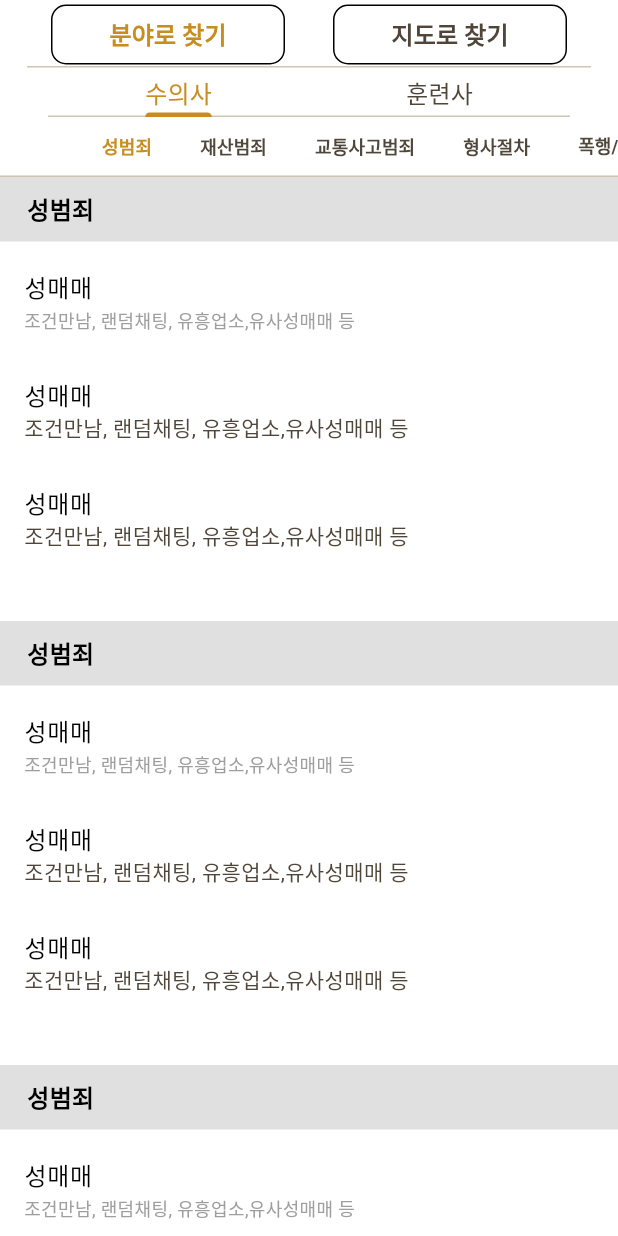
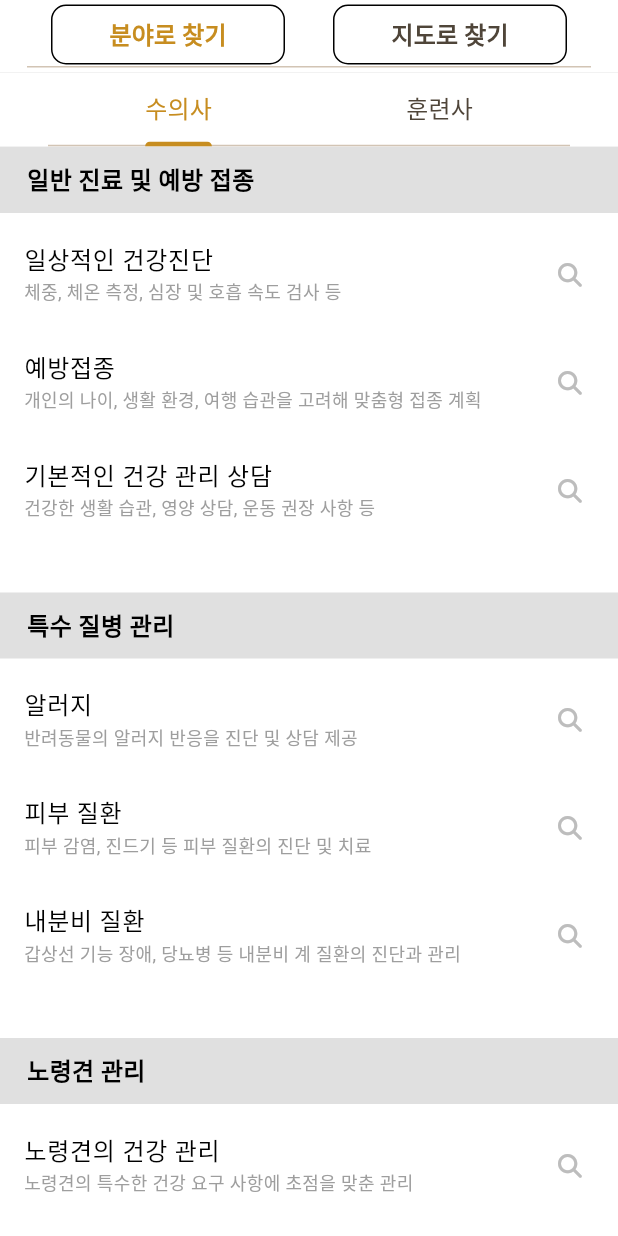
Before and after one commit to sangmin9580/-, a Flutter app: the ProfessorScreen widget shown alone on an empty page, opened directly, on a phone screen of 412 x 824 dp. Run offline on Flutter 3.47's test engine with Material 3 defaults, Android fonts, the phone set to English and light mode, and no system bars; our stand-ins replace flex_color_scheme, flutter_riverpod, font_awesome_flutter, go_router.

Commit message:
전문가마무리중

```diff
--- a/lib/professor/view/professor_screen.dart
+++ b/lib/professor/view/professor_screen.dart
@@ -1,8 +1,12 @@
 import 'package:flutter/material.dart';
 import 'package:flutter_riverpod/flutter_riverpod.dart';
+
 import 'package:project/constants/default.dart';
-import 'package:project/constants/gaps.dart';
+
 import 'package:project/constants/sizes.dart';
+import 'package:project/professor/widgets/persistenttabbar/subpersistenttabbar.dart';
+
+import '../widgets/item.dart';
 
 class ProfessorScreen extends ConsumerStatefulWidget {
   const ProfessorScreen({super.key});
@@ -14,29 +18,48 @@ class ProfessorScreen extends ConsumerStatefulWidget {
 
 class _ProfessorScreenState extends ConsumerState<ProfessorScreen>
     with TickerProviderStateMixin {
-  int _selectedIndex = 0; // 선택된 메인 탭의 인덱스를 추적하기 위한 변수
-
   late final TabController _mainTabController;
-
   late final TabController _subTabController;
 
-  late final TabController _consultantclassTabController;
-  late final TabController _trainerclassTabController; // 추가된 컨트롤러
+  int _subSelectedIndex = 0;
+  // late final TabController _vetclassTabController;
+  // late final TabController _trainerclassTabController; // 추가된 컨트롤러
+
+  // final List<GlobalKey> _vetItemKeys =
+  //     List.generate(6, (index) => GlobalKey()); // 위치를 조정하기 위한 globalkey
 
   @override
   void initState() {
     super.initState();
     _mainTabController = TabController(length: 2, vsync: this);
     _subTabController = TabController(length: 2, vsync: this);
-    _consultantclassTabController = TabController(length: 7, vsync: this);
-    _trainerclassTabController = TabController(length: 7, vsync: this);
 
-    _subTabController.addListener(() {
-      if (!mounted) return;
-      setState(() {
-        _selectedIndex = _subTabController.index;
-      });
-    });
+    // _vetclassTabController.addListener(
+    //   () {
+    //     if (_vetclassTabController.indexIsChanging) {
+    //       switch (_vetclassTabController.index) {
+    //         case 0: // '일반 진료 및 예방 접종' 탭의 경우
+    //           _scrollToItem(_vetItemKeys[0]);
+    //           break;
+    //         case 1: // "특수질병관리" 탭의 경우
+    //           _scrollToItem(_vetItemKeys[1]);
+    //           break;
+    //         case 2: // '노령견관리' 탭의 경우
+    //           _scrollToItem(_vetItemKeys[2]);
+    //           break;
+    //         case 3: // '응급처치' 탭의 경우
+    //           _scrollToItem(_vetItemKeys[3]);
+    //           break;
+    //         case 4: // '생식 건강' 탭의 경우
+    //           _scrollToItem(_vetItemKeys[4]);
+    //           break;
+    //         case 5: // '기타' 탭의 경우
+    //           _scrollToItem(_vetItemKeys[5]);
+    //           break;
+    //       }
+    //     }
+    //   },
+    // );
 
     _mainTabController.addListener(() {
       if (!mounted) return;
@@ -45,25 +68,27 @@ class _ProfessorScreenState extends ConsumerState<ProfessorScreen>
         // 필요한 경우 관련 로직을 추가할 수 있습니다.
       });
     });
+
+    _subTabController.addListener(() {
+      if (!mounted) return;
+
+      setState(() {
+        _subSelectedIndex = _subTabController.index;
+      });
+    });
   }
 
   @override
   void dispose() {
     _mainTabController.dispose();
     _subTabController.dispose();
-    _consultantclassTabController.dispose();
+
     super.dispose();
   }
 
   @override
   Widget build(BuildContext context) {
-    return Theme(
-      data: Theme.of(context).copyWith(
-        appBarTheme: const AppBarTheme(
-          elevation: 0,
-        ),
-      ),
-      child: NestedScrollView(
+    return NestedScrollView(
       headerSliverBuilder: (context, innerBoxIsScrolled) {
         return [
           SliverToBoxAdapter(
@@ -136,22 +161,21 @@ class _ProfessorScreenState extends ConsumerState<ProfessorScreen>
               tabController: _subTabController,
             ),
           ),
-            if (_mainTabController.index == 0) ...[
-              if (_selectedIndex == 0)
-                SliverPersistentHeader(
-                  pinned: true,
-                  delegate: ClassPersistentTabBar(
-                    tabController: _consultantclassTabController,
-                  ),
-                ),
-              if (_selectedIndex == 1)
-                SliverPersistentHeader(
-                  pinned: true,
-                  delegate: TrainerPersistentTabBar(
-                    tabController: _trainerclassTabController,
-                  ),
-                ),
-            ]
+
+          // if (_selectedIndex == 0)
+          //   SliverPersistentHeader(
+          //     pinned: true,
+          //     delegate: VetPersistentTabBar(
+          //       tabController: _vetclassTabController,
+          //     ),
+          //   ),
+          // if (_selectedIndex == 1)
+          //   SliverPersistentHeader(
+          //     pinned: true,
+          //     delegate: TrainerPersistentTabBar(
+          //       tabController: _trainerclassTabController,
+          //     ),
+          //   ),
         ];
       },
       body: TabBarView(
@@ -161,200 +185,240 @@ class _ProfessorScreenState extends ConsumerState<ProfessorScreen>
           TabBarView(
             controller: _subTabController,
             children: [
-                // '수의사' 선택 시의 컨텐츠
               ListView.builder(
-                  itemBuilder: (context, index) {
-                    return Column(
+                itemCount: 1,
+                itemBuilder: (context, index) => Column(
                   children: [
-                        Container(
-                          width: MediaQuery.of(context).size.width,
-                          color: Colors.grey.shade300,
-                          child: Padding(
-                            padding: const EdgeInsets.symmetric(
-                              vertical: Sizes.size10,
-                              horizontal: horizontalPadding,
+                    ProfessorItems(
+                      headertitle: "일반 진료 및 예방 접종",
+                      items: [
+                        Item(
+                          title: "일상적인 건강진단",
+                          subtitle: "체중, 체온 측정, 심장 및 호흡 속도 검사 등",
                         ),
-                            child: Text(
-                              "성범죄",
-                              style: TextStyle(
-                                fontSize: Theme.of(context)
-                                    .textTheme
-                                    .titleMedium!
-                                    .fontSize,
-                                fontWeight: FontWeight.w600,
+                        Item(
+                          title: "예방접종",
+                          subtitle: "개인의 나이, 생활 환경, 여행 습관을 고려해 맞춤형 접종 계획",
+                        ),
+                        Item(
+                          title: "기본적인 건강 관리 상담",
+                          subtitle: "건강한 생활 습관, 영양 상담, 운동 권장 사항 등",
+                        ),
+                      ],
+                    ),
+                    ProfessorItems(
+                      headertitle: "특수 질병 관리",
+                      items: [
+                        Item(
+                          title: "알러지",
+                          subtitle: "반려동물의 알러지 반응을 진단 및 상담 제공",
+                        ),
+                        Item(
+                          title: "피부 질환",
+                          subtitle: "피부 감염, 진드기 등 피부 질환의 진단 및 치료",
+                        ),
+                        Item(
+                          title: "내분비 질환",
+                          subtitle: "갑상선 기능 장애, 당뇨병 등 내분비 계 질환의 진단과 관리",
+                        ),
+                      ],
+                    ),
+                    ProfessorItems(
+                      headertitle: "노령견 관리",
+                      items: [
+                        Item(
+                          title: "노령견의 건강 관리",
+                          subtitle: "노령견의 특수한 건강 요구 사항에 초점을 맞춘 관리",
+                        ),
+                        Item(
+                          title: "영양",
+                          subtitle: "반려동물의 나이, 건강 상태, 활동 수준에 맞는 영양 상담",
+                        ),
+                        Item(
+                          title: "일상 생활의 편의 제공",
+                          subtitle: "반려동물의 삶의 질 향상을 위한 일상 생활의 편의 제공",
+                        ),
+                      ],
+                    ),
+                    ProfessorItems(
+                      headertitle: "응급 처치 및 사고 대비",
+                      items: [
+                        Item(
+                          title: "응급 상황",
+                          subtitle: "응급 상황 발생 시 신속하고 효과적인 대응 방법",
+                        ),
+                        Item(
+                          title: "사고 예방",
+                          subtitle:
+                              "가정 내 안전 조치, 외출 시 안전 수칙, 독성 식물/물질 회피 방안 등 제공",
+                        ),
+                      ],
+                    ),
+                    ProfessorItems(
+                      headertitle: "생식 건강 및 관리",
+                      items: [
+                        Item(
+                          title: "임신",
+                          subtitle: "임신 기간 동안 필요한 영양, 운동, 건강 모니터링에 대한 전문적 조언",
+                        ),
+                        Item(
+                          title: "출산 관련 상담 및 건강 관리",
+                          subtitle: "출산 전 후의 준비 및 주의사항",
+                        ),
+                      ],
+                    ),
+                    ProfessorItems(
+                      headertitle: "기타",
+                      items: [
+                        Item(
+                          title: "기타",
+                          subtitle: "기타 문의하세요",
+                        ),
+                      ],
+                    ),
+                  ],
                 ),
               ),
+              // '수의사' 선택 시의 컨텐츠
+              // '훈련사' 선택 시의 컨텐츠
+              ListView.builder(
+                itemCount: 1,
+                itemBuilder: (context, index) => Column(
+                  children: [
+                    ProfessorItems(
+                      headertitle: "기본 순종 훈련",
+                      items: [
+                        Item(
+                          title: "기본적인 순종 훈련 상담",
+                          subtitle: "앉기, 기다리기, 옆에 걷기와 같은 기본 명령어 숙달",
+                        ),
+                      ],
+                    ),
+                    ProfessorItems(
+                      headertitle: "행동 수정",
+                      items: [
+                        Item(
+                          title: "문제 행동 수정 방법 제공",
+                          subtitle:
+                              "공격성, 짖음, 파괴 행동 등의 문제 행동을 인식하고 수정하기 위한 행동 치료 기법",
+                        ),
+                      ],
+                    ),
+                    ProfessorItems(
+                      headertitle: "고급 훈련 및 스포츠",
+                      items: [
+                        Item(
+                          title: "고급 훈련 방법과 경쟁 준비",
+                          subtitle:
+                              "애견 스포츠, 트릭 훈련, 장애물 코스 통과 등을 포함한 고급 훈련 프로그램",
+                        ),
+                      ],
+                    ),
+                    ProfessorItems(
+                      headertitle: "사회화 및 적응 훈련",
+                      items: [
+                        Item(
+                          title: "적절한 상호작용 및 적응 훈련",
+                          subtitle:
+                              "다른 동물이나 사람과의 긍정적인 상호작용 촉진 및 다양한 환경에 효과적으로 적응",
+                        ),
+                      ],
+                    ),
+                    ProfessorItems(
+                      headertitle: "분리 불안 해소",
+                      items: [
+                        Item(
+                          title: "분리 불안 해소 전략 및 훈련",
+                          subtitle: "주인과 떨어져 있을 때 발생하는 불안 감소를 위한 방법",
+                        ),
+                      ],
+                    ),
+                    ProfessorItems(
+                      headertitle: "이동 및 여행 훈련",
+                      items: [
+                        Item(
+                          title: "여행 시 준비 및 훈련 상담",
+                          subtitle:
+                              "차량 이동, 대중교통 이용, 여행 시 필요한 준비 사항 및 반려견의 편안함을 위한 훈련",
+                        ),
+                      ],
+                    ),
+                  ],
                 ),
               ),
-                        Gaps.v5,
-                        ListTile(
-                          title: const Text("성매매"),
-                          subtitle: Text(
-                            "조건만남, 랜덤채팅, 유흥업소,유사성매매 등",
-                            style: TextStyle(
-                              color: Colors.grey.shade500,
-                              fontSize: Theme.of(context)
-                                  .textTheme
-                                  .bodySmall!
-                                  .fontSize,
-                            ),
-                          ),
-                        ),
-                        const ListTile(
-                          title: Text("성매매"),
-                          subtitle: Text(
-                            "조건만남, 랜덤채팅, 유흥업소,유사성매매 등",
-                          ),
-                        ),
-                        const ListTile(
-                          title: Text("성매매"),
-                          subtitle: Text(
-                            "조건만남, 랜덤채팅, 유흥업소,유사성매매 등",
-                          ),
-                        ),
-                        Gaps.v32,
-                      ],
-                    );
-                  },
-                ),
-                // '훈련사' 선택 시의 컨텐츠
-                Container(color: Colors.blue),
             ],
           ),
           // '지도로 찾기' 탭의 화면
-            Container(color: Colors.green),
+
+          if (_subSelectedIndex == 0)
+            ListView.builder(
+              itemCount: 1,
+              itemBuilder: (context, index) => Column(
+                children: [
+                  ProfessorItems(
+                    headertitle: "서울특별시",
+                    items: [
+                      Item(
+                        title: "서울 서초/강남",
+                      ),
+                      Item(
+                        title: "서울 강동/송파",
+                      ),
+                      Item(
+                        title: "서울 강서/양천/영등포/구로",
+                      ),
+                      Item(
+                        title: "도봉/강북/성북/노원",
+                      ),
+                      Item(
+                        title: "동대문/성동/광진/중랑",
+                      ),
+                      Item(
+                        title: "종로/중구/용산",
+                      ),
+                      Item(
+                        title: "서대문/마포/은평",
+                      ),
+                      Item(
+                        title: "동작/관악/금천",
+                      ),
                     ],
                   ),
+                  ProfessorItems(
+                    headertitle: "경기도",
+                    items: [
+                      Item(
+                        title: "수원/화성/용인",
+                      ),
+                      Item(
+                        title: "안산/시흥/광명/안양",
+                      ),
+                      Item(
+                        title: "성남/광주/하남",
+                      ),
+                      Item(
+                        title: "고양/김포/파주",
+                      ),
+                      Item(
+                        title: "의정부/남양주/구리",
+                      ),
+                      Item(
+                        title: "평택/오산/안성",
+                      ),
+                      Item(
+                        title: "여주/이천/양평",
+                      ),
+                    ],
+                  ),
+                ],
+              ),
+            ),
+          if (_subSelectedIndex == 1)
+            Container(
+              color: Colors.red,
+            )
+        ],
       ),
     );
   }
 }
-
-class SubPersistentTabBar extends SliverPersistentHeaderDelegate {
-  final TabController tabController;
-
-  SubPersistentTabBar({required this.tabController});
-  @override
-  Widget build(
-      BuildContext context, double shrinkOffset, bool overlapsContent) {
-    return SizedBox(
-      height: 30,
-      child: TabBar(
-        splashFactory: NoSplash.splashFactory,
-        padding: const EdgeInsets.symmetric(
-          horizontal: Sizes.size32,
-        ),
-        controller: tabController,
-        tabs: const [
-          Text(
-            "수의사",
-          ),
-          Text(
-            "훈련사",
-          ),
-        ],
-        labelStyle: TextStyle(
-          fontSize: Theme.of(context).textTheme.titleMedium!.fontSize,
-          fontWeight: FontWeight.w500,
-        ),
-      ),
-    );
-  }
-
-  @override
-  double get maxExtent => 30;
-
-  @override
-  double get minExtent => 30;
-
-  @override
-  bool shouldRebuild(covariant SliverPersistentHeaderDelegate oldDelegate) {
-    return false;
-  }
-}
-
-class ClassPersistentTabBar extends SliverPersistentHeaderDelegate {
-  final TabController tabController;
-
-  ClassPersistentTabBar({required this.tabController});
-  @override
-  Widget build(
-      BuildContext context, double shrinkOffset, bool overlapsContent) {
-    return SizedBox(
-      height: 40,
-      child: TabBar(
-        indicatorColor: Colors.transparent,
-        splashFactory: NoSplash.splashFactory,
-        padding: const EdgeInsets.symmetric(
-          vertical: 3,
-        ),
-        controller: tabController,
-        isScrollable: true,
-        tabs: const [
-          Text("성범죄"),
-          Text("재산범죄"),
-          Text("교통사고범죄"),
-          Text("형사절차"),
-          Text("폭행/협박"),
-          Text("명예훼손/모욕"),
-          Text("기타"),
-        ],
-        labelStyle: TextStyle(
-            fontSize: Theme.of(context).textTheme.bodySmall!.fontSize,
-            fontWeight: FontWeight.w600),
-      ),
-    );
-  }
-
-  @override
-  double get maxExtent => 40;
-
-  @override
-  double get minExtent => 40;
-
-  @override
-  bool shouldRebuild(covariant SliverPersistentHeaderDelegate oldDelegate) {
-    return false;
-  }
-}
-
-class TrainerPersistentTabBar extends SliverPersistentHeaderDelegate {
-  final TabController tabController;
-
-  TrainerPersistentTabBar({required this.tabController});
-  @override
-  Widget build(
-      BuildContext context, double shrinkOffset, bool overlapsContent) {
-    return SizedBox(
-      height: 40,
-      child: TabBar(
-        splashFactory: NoSplash.splashFactory,
-        padding: const EdgeInsets.symmetric(
-          vertical: 3,
-        ),
-        controller: tabController,
-        isScrollable: true,
-        tabs: const [
-          Text("훈련"),
-          Text("기초훈련"),
-          Text("복종훈련"),
-          Text("대회훈련"),
-          Text("재활훈련"),
-          Text("임신훈련"),
-          Text("기타"),
-        ],
-      ),
-    );
-  }
-
-  @override
-  double get maxExtent => 40;
-
-  @override
-  double get minExtent => 40;
-
-  @override
-  bool shouldRebuild(covariant SliverPersistentHeaderDelegate oldDelegate) {
-    return false;
-  }
-}
--- /dev/null
+++ b/lib/professor/widgets/item.dart
@@ -0,0 +1,78 @@
+import 'package:flutter/material.dart';
+import 'package:font_awesome_flutter/font_awesome_flutter.dart';
+
+import '../../constants/default.dart';
+import '../../constants/gaps.dart';
+import '../../constants/sizes.dart';
+
+class ProfessorItems extends StatelessWidget {
+  const ProfessorItems({
+    super.key,
+    required this.headertitle,
+    required this.items,
+  });
+
+  final String headertitle;
+  final List<Item> items;
+
+  @override
+  Widget build(BuildContext context) {
+    final searchFaicon = FaIcon(
+      FontAwesomeIcons.magnifyingGlass,
+      size: Theme.of(context).textTheme.titleMedium!.fontSize,
+      color: Colors.grey.shade400,
+    );
+
+    final listileTextStyle = TextStyle(
+      color: Colors.grey.shade500,
+      fontSize: Theme.of(context).textTheme.bodySmall!.fontSize,
+    );
+
+    return Column(
+      children: [
+        Container(
+          width: MediaQuery.of(context).size.width,
+          color: Colors.grey.shade300,
+          child: Padding(
+            padding: const EdgeInsets.symmetric(
+              vertical: Sizes.size10,
+              horizontal: horizontalPadding,
+            ),
+            child: Text(
+              headertitle,
+              style: TextStyle(
+                fontSize: Theme.of(context).textTheme.titleMedium!.fontSize,
+                fontWeight: FontWeight.w600,
+              ),
+            ),
+          ),
+        ),
+        Gaps.v5,
+        ...items.map(
+          (item) {
+            return ListTile(
+              title: Text(item.title),
+              subtitle: Text(
+                item.subtitle,
+                style: listileTextStyle,
+              ),
+              trailing: searchFaicon,
+            );
+          },
+        ),
+        Gaps.v32,
+      ],
+    );
+  }
+}
+
+class Item {
+  // 전문가들 탭에 Listile개수에 따라 map함수를 쓰기위해서 만든 class
+  final String title;
+  final String subtitle;
+
+  Item({
+    required this.title,
+    this.subtitle = '',
+  });
+}
--- /dev/null
+++ b/lib/professor/widgets/persistenttabbar/subpersistenttabbar.dart
@@ -0,0 +1,54 @@
+import 'package:flutter/material.dart';
+import 'package:project/constants/sizes.dart';
+
+class SubPersistentTabBar extends SliverPersistentHeaderDelegate {
+  final TabController tabController;
+
+  SubPersistentTabBar({required this.tabController});
+  @override
+  Widget build(
+      BuildContext context, double shrinkOffset, bool overlapsContent) {
+    return Container(
+      decoration: BoxDecoration(
+        color: Colors.white,
+        border: Border.symmetric(
+          horizontal: BorderSide(
+            width: 0.5,
+            color: Colors.grey.shade200,
+          ),
+        ),
+      ),
+      height: 50,
+      child: TabBar(
+        splashFactory: NoSplash.splashFactory,
+        padding: const EdgeInsets.symmetric(
+          horizontal: Sizes.size32,
+        ),
+        controller: tabController,
+        tabs: const [
+          Text(
+            "수의사",
+          ),
+          Text(
+            "훈련사",
+          ),
+        ],
+        labelStyle: TextStyle(
+          fontSize: Theme.of(context).textTheme.titleMedium!.fontSize,
+          fontWeight: FontWeight.w500,
+        ),
+      ),
+    );
+  }
+
+  @override
+  double get maxExtent => 50;
+
+  @override
+  double get minExtent => 50;
+
+  @override
+  bool shouldRebuild(covariant SliverPersistentHeaderDelegate oldDelegate) {
+    return false;
+  }
+}
```
Also changed, not shown: lib/professor/widgets/persistenttabbar/trainerpersistenttabbar.dart (added, +56 -0 lines), lib/professor/widgets/persistenttabbar/vetpersistenttabbar.dart (added, +55 -0 lines). Lines whose indentation alone changed are shown as unchanged.
